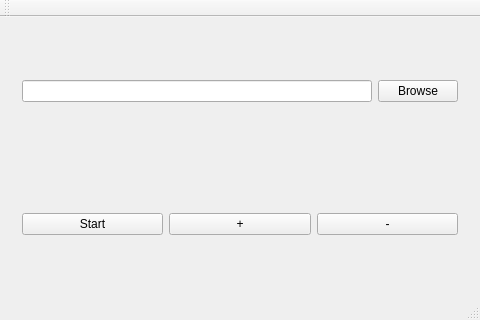
Before: the Qt Designer form mainwindow.ui in liusy182/pancake-gpio, drawn with Qt 5.
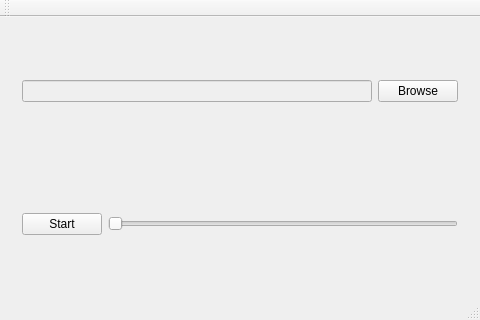
After: the same form once the commit is applied.

Commit message: add slider, remove +- buttons

```diff
--- a/mainwindow.ui
+++ b/mainwindow.ui
@@ -20,6 +20,9 @@
       <layout class="QHBoxLayout" name="horizontalLayout">
        <item>
         <widget class="QLineEdit" name="edtFilePath">
+         <property name="enabled">
+          <bool>false</bool>
+         </property>
          <property name="text">
           <string/>
          </property>
@@ -52,16 +55,9 @@
         </widget>
        </item>
        <item>
-        <widget class="QPushButton" name="btnOn">
-         <property name="text">
-          <string>+</string>
-         </property>
-        </widget>
-       </item>
-       <item>
-        <widget class="QPushButton" name="btnOff">
-         <property name="text">
-          <string>-</string>
+        <widget class="QSlider" name="sliderSpeed">
+         <property name="orientation">
+          <enum>Qt::Horizontal</enum>
          </property>
         </widget>
        </item>
```
The commit also changes 4 other files.
